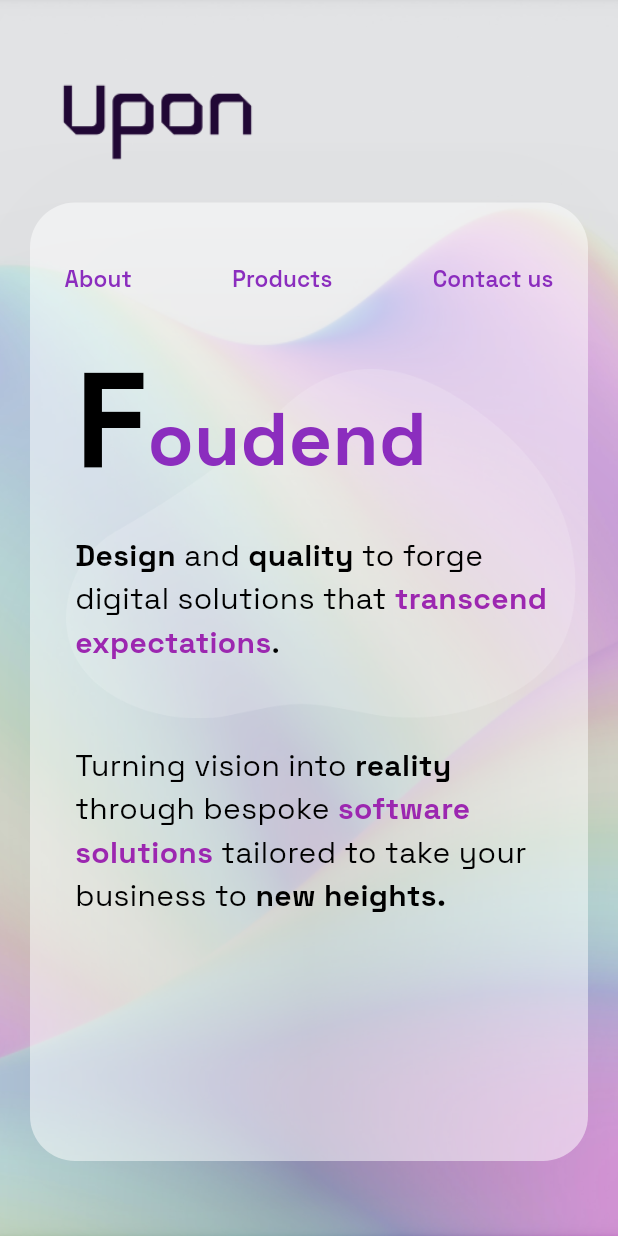
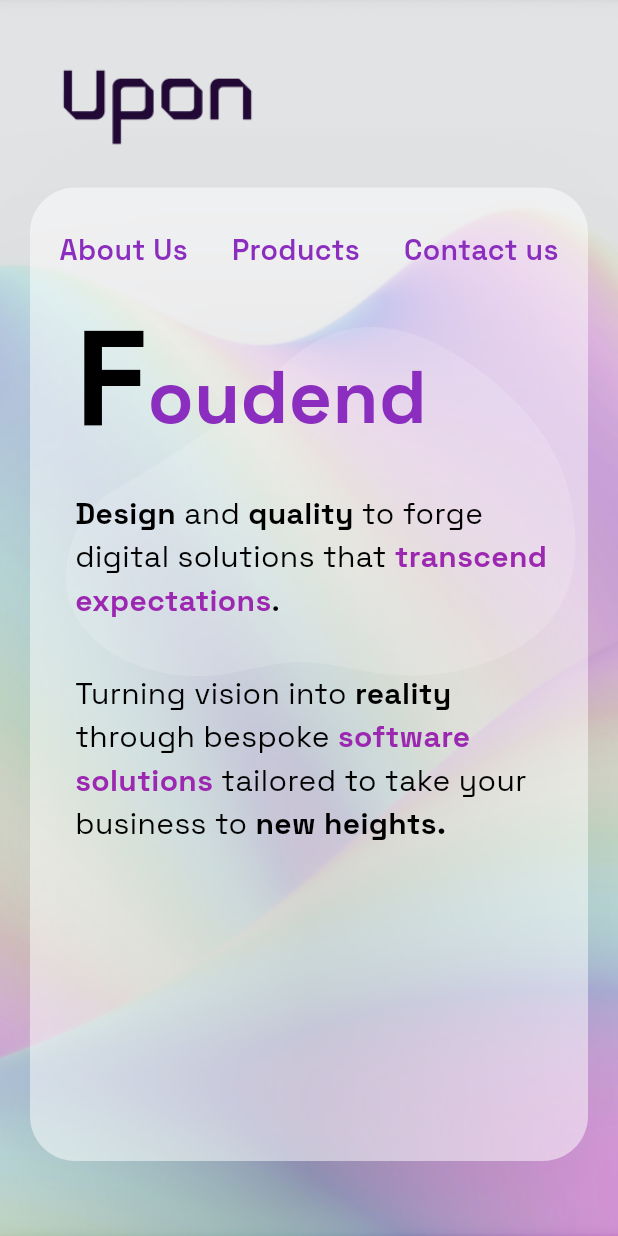
Before and after one commit to uponsystem/upon_website, a Flutter app: the screen it shows after launch, on a phone screen of 412 x 824 dp. Run offline on Flutter 3.47's test engine with Material 3 defaults, Android fonts, the light colour scheme and no system bars; drawn by our look-alikes of animated_text_kit; our stand-ins replace google_fonts.

Commit message:
refac: home page mobile

```diff
--- a/lib/pages/home_page.desktop.dart
+++ b/lib/pages/home_page.desktop.dart
@@ -12,7 +12,6 @@ class HomePageDesktop extends StatefulWidget {
 class _HomePageDesktopState extends State<HomePageDesktop> {
   @override
   Widget build(BuildContext context) {
-    final size = MediaQuery.of(context).size;
     return Scaffold(
       backgroundColor: const Color.fromRGBO(242, 242, 242, 1),
       body: Stack(
@@ -20,12 +19,9 @@ class _HomePageDesktopState extends State<HomePageDesktop> {
           SizedBox(
             width: MediaQuery.of(context).size.width,
             height: MediaQuery.of(context).size.height,
-            child: GestureDetector(
-              onTap: () => print(size),
-              child: Image.asset(
-                'assets/background_gradient.png',
-                fit: BoxFit.cover,
-              ),
+            child: Image.asset(
+              'assets/background_gradient.png',
+              fit: BoxFit.cover,
             ),
           ),
           Padding(
@@ -47,9 +43,7 @@ class _HomePageDesktopState extends State<HomePageDesktop> {
                         Image.asset('assets/logo_upon.png'),
                         const SizedBox(width: 400),
                         TextButton(
-                          onPressed: () {
-                            print(size);
-                          },
+                          onPressed: () {},
                           style: TextButton.styleFrom(
                             padding: const EdgeInsets.all(20),
                           ),
--- a/lib/pages/home_page.mobile.dart
+++ b/lib/pages/home_page.mobile.dart
@@ -25,7 +25,9 @@ class _HomePageMobileState extends State<HomePageMobile> {
             ),
           ),
           Padding(
-            padding: const EdgeInsets.only(left: 30, top: 10),
+            padding: const EdgeInsets.only(
+              left: 30,
+            ),
             child: Image.asset(
               'assets/logo_upon.png',
               height: 140,
@@ -34,7 +36,7 @@ class _HomePageMobileState extends State<HomePageMobile> {
           ),
           Padding(
             padding: const EdgeInsets.only(
-              top: 135,
+              top: 125,
               bottom: 50,
               right: 20,
               left: 20,
@@ -53,50 +55,33 @@ class _HomePageMobileState extends State<HomePageMobile> {
                   children: [
                     const SizedBox(height: 20),
                     Padding(
-                      padding: const EdgeInsets.symmetric(horizontal: 3),
+                      padding: const EdgeInsets.symmetric(
+                          horizontal: 5, vertical: 8),
                       child: Row(
-                        mainAxisAlignment: MainAxisAlignment.spaceBetween,
+                        mainAxisAlignment: MainAxisAlignment.spaceAround,
                         children: [
-                          TextButton(
-                            onPressed: () {},
-                            style: TextButton.styleFrom(
-                              padding: const EdgeInsets.all(20),
-                            ),
-                            child: Text(
-                              'About',
+                          Text(
+                            'About Us',
                             style: GoogleFonts.spaceGrotesk(
                               color: const Color.fromRGBO(139, 45, 190, 1),
                               fontWeight: FontWeight.w600,
-                                fontSize: 15,
+                              fontSize: 19,
                             ),
                           ),
-                          ),
-                          TextButton(
-                            onPressed: () {},
-                            style: TextButton.styleFrom(
-                              padding: const EdgeInsets.all(20),
-                            ),
-                            child: Text(
+                          Text(
                             'Products',
                             style: GoogleFonts.spaceGrotesk(
                               color: const Color.fromRGBO(139, 45, 190, 1),
                               fontWeight: FontWeight.w600,
-                                fontSize: 15,
+                              fontSize: 19,
                             ),
                           ),
-                          ),
-                          TextButton(
-                            style: TextButton.styleFrom(
-                              padding: const EdgeInsets.all(20),
-                            ),
-                            onPressed: () {},
-                            child: Text(
+                          Text(
                             'Contact us',
                             style: GoogleFonts.spaceGrotesk(
                               color: const Color.fromRGBO(139, 45, 190, 1),
                               fontWeight: FontWeight.w600,
-                                fontSize: 15,
-                              ),
+                              fontSize: 19,
                             ),
                           ),
                         ],
@@ -176,7 +161,7 @@ class _HomePageMobileState extends State<HomePageMobile> {
                             //
                             Padding(
                               padding: const EdgeInsets.only(
-                                  left: 30, top: 280, right: 25),
+                                  left: 30, top: 260, right: 25),
                               child: Text.rich(
                                 textAlign: TextAlign.left,
                                 TextSpan(
```
Also changed, not shown: 1 other file. Lines whose indentation alone changed are shown as unchanged.
